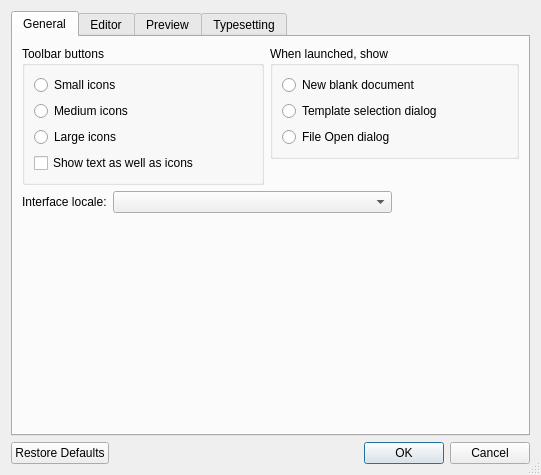
Before: the Qt Designer form Programs/Editors/TeXworks/src/PrefsDialog.ui in Amaterasu27/miktex, drawn with Qt 5.
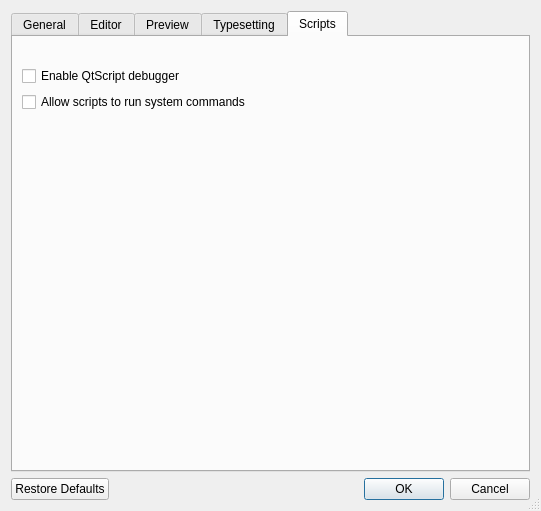
After: the same form once the commit is applied. Icons and pictures are not drawn.

The edit to the form file:
```diff
--- a/Programs/Editors/TeXworks/src/PrefsDialog.ui
+++ b/Programs/Editors/TeXworks/src/PrefsDialog.ui
@@ -7,7 +7,7 @@
     <x>0</x>
     <y>0</y>
     <width>541</width>
-    <height>475</height>
+    <height>511</height>
    </rect>
   </property>
   <property name="windowTitle">
@@ -23,7 +23,7 @@
    <item row="0" column="0">
     <widget class="QTabWidget" name="tabWidget">
      <property name="currentIndex">
-      <number>0</number>
+      <number>4</number>
      </property>
      <widget class="QWidget" name="tab_general">
       <attribute name="title">
@@ -831,6 +831,56 @@
        </item>
       </layout>
      </widget>
+     <widget class="QWidget" name="tab_scripts">
+      <attribute name="title">
+       <string>Scripts</string>
+      </attribute>
+      <layout class="QVBoxLayout">
+       <item>
+        <spacer>
+         <property name="orientation">
+          <enum>Qt::Vertical</enum>
+         </property>
+         <property name="sizeType">
+          <enum>QSizePolicy::Fixed</enum>
+         </property>
+         <property name="sizeHint" stdset="0">
+          <size>
+           <width>10</width>
+           <height>20</height>
+          </size>
+         </property>
+        </spacer>
+       </item>
+       <item>
+        <widget class="QCheckBox" name="scriptDebugger">
+         <property name="text">
+          <string>Enable QtScript debugger</string>
+         </property>
+        </widget>
+       </item>
+       <item>
+        <widget class="QCheckBox" name="allowSystemCommands">
+         <property name="text">
+          <string>Allow scripts to run system commands</string>
+         </property>
+        </widget>
+       </item>
+       <item>
+        <spacer>
+         <property name="orientation">
+          <enum>Qt::Vertical</enum>
+         </property>
+         <property name="sizeHint" stdset="0">
+          <size>
+           <width>0</width>
+           <height>0</height>
+          </size>
+         </property>
+        </spacer>
+       </item>
+      </layout>
+     </widget>
     </widget>
    </item>
    <item row="1" column="0">
```
Left out of the diff: 45 changed lines with no effect on the pictures.
